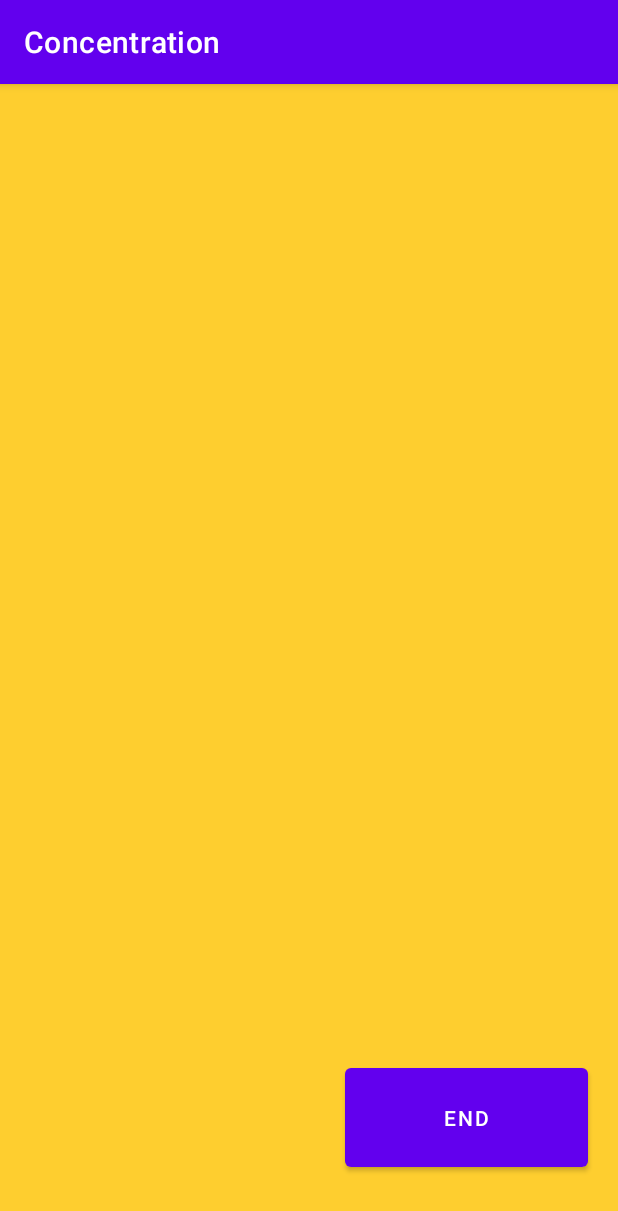
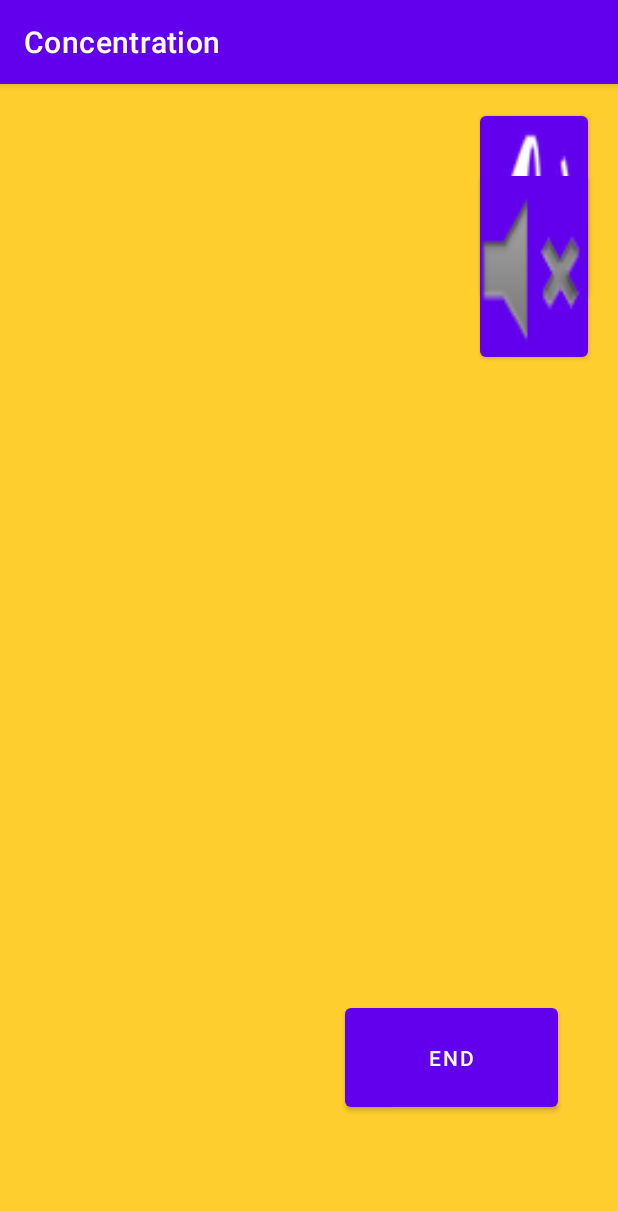
Before and after one commit to Auraiporn/AndroidApp-Concentration, an Android app: the GameScreenActivity screen opened directly, with no data from a screen before it, on a phone screen of 412 x 824 dp. Shown: the top 1211 px of the screen. Run offline under Robolectric (Android 15) with nearby library versions, the phone set to English and light mode, and no system bars; Roboto replaces fonts that are not available here.

Commit message:
implemented music
Added buttons for music on game screen and implemented music on game screen. Removed music button from main screen.

```diff
--- a/Concentration/app/src/main/AndroidManifest.xml
+++ b/Concentration/app/src/main/AndroidManifest.xml
@@ -15,15 +15,13 @@
 
                 <category android:name="android.intent.category.LAUNCHER"/>
             </intent-filter>
+        </activity>
 
-        </activity>
         <activity android:name=".CreditScreenActivity" />
         <activity android:name=".ScoreScreenActivity" />
         <activity android:name=".GameScreenActivity" />
-        <activity android:name=".MainActivity">
+        <activity android:name=".MainActivity"> </activity>
 
-
-        </activity>
 
         <meta-data
             android:name="preloaded_fonts"
--- a/Concentration/app/src/main/java/com/example/concentration/GameScreenActivity.java
+++ b/Concentration/app/src/main/java/com/example/concentration/GameScreenActivity.java
@@ -2,21 +2,54 @@ package com.example.concentration;
 
 import androidx.appcompat.app.AppCompatActivity;
 
+import android.media.MediaPlayer;
 import android.os.Bundle;
 import android.view.View;
 import android.widget.Button;
+import android.widget.Toast;
 
 public class GameScreenActivity extends AppCompatActivity {
 
     //Variables
-    private Button btnEnd;
+    private Button btnEnd, btnSoundOn, btnSoundOff;
+    private MediaPlayer player;
+
 
     @Override
     protected void onCreate(Bundle savedInstanceState) {
         super.onCreate(savedInstanceState);
         setContentView(R.layout.activity_game_screen);
 
+        // Initialized buttons
         Button btnEnd = (Button) findViewById(R.id.btnEnd);
+        Button btnSoundOn = (Button) findViewById(R.id.btnSoundOn);
+        Button btnSoundOff = (Button)findViewById(R.id.btnSoundOff);
+
+        // Action listener to start music
+        player = MediaPlayer.create(this,R.raw.sb_indreams);
+        btnSoundOn.setOnClickListener(new View.OnClickListener() {
+            @Override
+            public void onClick(View v) {
+                player.start();
+
+            }
+        });
+        // Action listener to stop music
+        player = MediaPlayer.create(this,R.raw.sb_indreams);
+        btnSoundOff.setOnClickListener(new View.OnClickListener() {
+            @Override
+            public void onClick(View v) {
+                player.pause();
+
+            }
+        });
+        // Release the music player when music is played completely.
+        player.setOnCompletionListener(new MediaPlayer.OnCompletionListener() {
+            @Override
+            public void onCompletion(MediaPlayer mp) {
+                releaseMediaPlayer();
+            }
+        });
 
         //listener for End button
         btnEnd.setOnClickListener(new View.OnClickListener() {
@@ -27,4 +60,18 @@ public class GameScreenActivity extends AppCompatActivity {
             }
         });
     }
+    // Method to release media player
+    private void releaseMediaPlayer(){
+        if(player != null)
+        {
+            player.release();
+            player = null;
+        }
+    }
+
+    @Override
+    protected void onStop() {
+        super.onStop();
+        releaseMediaPlayer();
+    }
 }
--- a/Concentration/app/src/main/java/com/example/concentration/MainActivity.java
+++ b/Concentration/app/src/main/java/com/example/concentration/MainActivity.java
@@ -12,7 +12,7 @@ public class MainActivity extends AppCompatActivity {
 
    //Variables
     Animation topAnim, bottomAnim;
-    Button btnStartGame, btnHighScore, btnMusic, btnCredit;
+    Button btnStartGame, btnHighScore, btnCredit;
     pl.droidsonroids.gif.GifImageView gif;
 
     static final String[] words = {"PANDA", "TIGER","FISH", "BIRD", "BUTTERFLY", "DOG", "CAT", "COW", "HORSE", "MONKEY"};
@@ -29,13 +29,11 @@ public class MainActivity extends AppCompatActivity {
         //Hooks
         Button btnPlay = (Button)findViewById(R.id.btnStartGame);
         Button btnScore = (Button)findViewById(R.id.btnHighScore);
-        Button btnSound = (Button)findViewById(R.id.btnMusic);
         Button btnCredit = (Button)findViewById(R.id.btnCredit);
         pl.droidsonroids.gif.GifImageView Giphy = (pl.droidsonroids.gif.GifImageView)findViewById(R.id.gif);
 
         btnPlay.setAnimation(bottomAnim);
         btnScore.setAnimation(bottomAnim);
-        btnSound.setAnimation(bottomAnim);
         btnCredit.setAnimation(bottomAnim);
         Giphy.setAnimation(topAnim);
 
--- a/Concentration/app/src/main/res/layout/activity_game_screen.xml
+++ b/Concentration/app/src/main/res/layout/activity_game_screen.xml
@@ -9,16 +9,50 @@
 
     <Button
         android:id="@+id/btnEnd"
-        android:layout_width="164dp"
+        android:layout_width="150dp"
         android:layout_height="78dp"
         android:layout_alignParentStart="true"
         android:layout_alignParentEnd="true"
         android:layout_alignParentBottom="true"
         android:layout_marginStart="230dp"
-        android:layout_marginEnd="20dp"
-        android:layout_marginBottom="40dp"
+        android:layout_marginEnd="40dp"
+        android:layout_marginBottom="80dp"
         android:text="End"
         tools:layout_editor_absoluteX="271dp"
-        tools:layout_editor_absoluteY="582dp"/>
+        tools:layout_editor_absoluteY="582dp" />
+
+    <Button
+        android:id="@+id/btnSoundOn"
+        android:layout_width="70dp"
+        android:layout_height="70dp"
+        android:layout_alignParentStart="true"
+        android:layout_alignParentTop="true"
+        android:layout_alignParentEnd="true"
+        android:layout_alignParentBottom="true"
+        android:layout_marginStart="320dp"
+        android:layout_marginTop="15dp"
+        android:layout_marginEnd="20dp"
+        android:layout_marginBottom="620dp"
+        android:foreground="@android:drawable/ic_lock_silent_mode_off"
+        android:text=""
+        tools:layout_editor_absoluteX="275dp"
+        tools:layout_editor_absoluteY="582dp" />
+
+    <Button
+        android:id="@+id/btnSoundOff"
+        android:layout_width="70dp"
+        android:layout_height="70dp"
+        android:layout_alignParentStart="true"
+        android:layout_alignParentTop="true"
+        android:layout_alignParentEnd="true"
+        android:layout_alignParentBottom="true"
+        android:layout_marginStart="320dp"
+        android:layout_marginTop="55dp"
+        android:layout_marginEnd="20dp"
+        android:layout_marginBottom="580dp"
+        android:foreground="@android:drawable/ic_lock_silent_mode"
+        android:text=""
+        tools:layout_editor_absoluteX="275dp"
+        tools:layout_editor_absoluteY="582dp" />
 
 </RelativeLayout>
```
Also changed, not shown: Concentration/app/src/main/res/layout-land/activity_splash_screen.xml (added, +37 -0 lines), Concentration/app/src/main/res/layout/activity_main.xml (+13 -24 lines), 1 other file.
